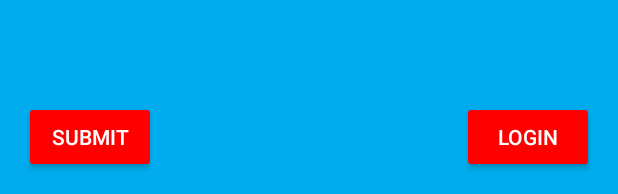
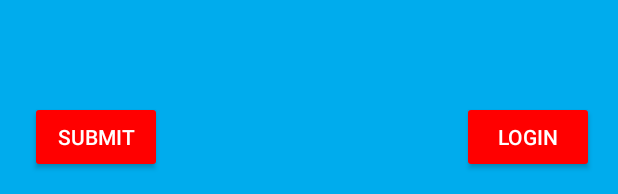
Before and after one commit to Gaz1676/twitter-android-app, an Android app: the layout activity_welcome.xml on its own in the app's theme, with its tools: preview values and no code run, on a phone screen of 412 x 824 dp. Shown: the part 1039-1233 px from the top of the screen. Run offline under Robolectric (Android 15) with nearby library versions, the phone set to English and light mode, and no system bars.

Commit message:
Renamed tweet to welcome.xml file

```diff
--- a/app/src/main/res/layout/activity_tweet.xml
+++ b/app/src/main/res/layout/activity_welcome.xml
@@ -5,7 +5,7 @@
     android:layout_width="match_parent"
     android:layout_height="match_parent"
     android:background="#00aced"
-    tools:context="com.gary.mytweetapp.Welcome">
+    tools:context="app.tweeting.Welcome">
 
     <TextView
         android:id="@+id/welcomeTitle"
@@ -60,7 +60,8 @@
         android:layout_marginEnd="16dp"
         android:text="@string/loginButton"
         app:layout_constraintBottom_toBottomOf="parent"
-        app:layout_constraintRight_toRightOf="parent" />
+        app:layout_constraintRight_toRightOf="parent"
+        android:layout_marginRight="48dp" />
 
     <Button
         android:id="@+id/submitButton"
@@ -72,7 +73,7 @@
         android:layout_marginStart="16dp"
         android:text="@string/submitButton"
         app:layout_constraintBottom_toBottomOf="parent"
-        app:layout_constraintHorizontal_bias="0.0"
+        app:layout_constraintHorizontal_bias="0.02"
         app:layout_constraintLeft_toLeftOf="parent"
         app:layout_constraintRight_toLeftOf="@+id/loginButton" />
 </android.support.constraint.ConstraintLayout>
```
